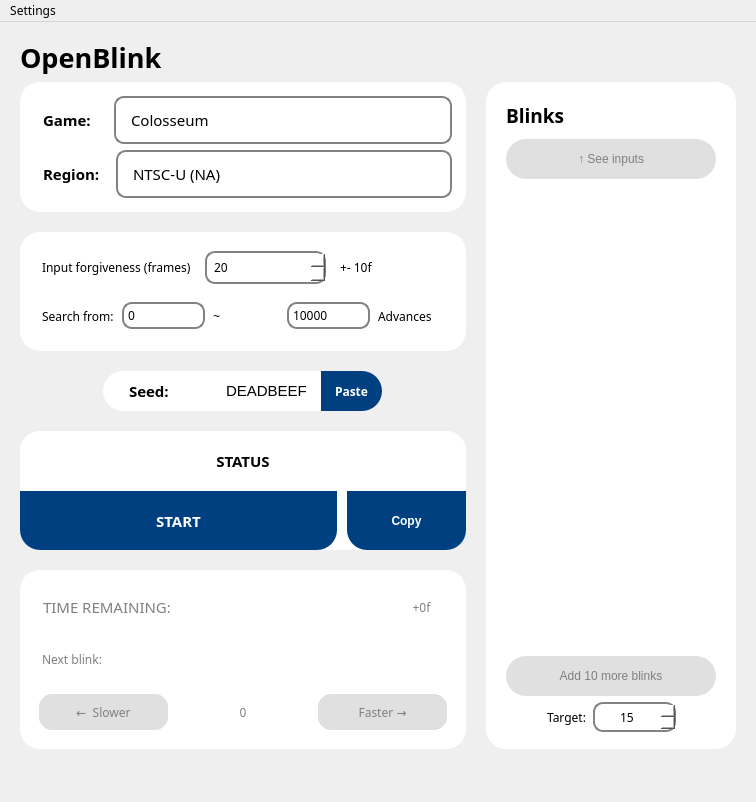
Old version of the form OpenBlink/GuiProjectBackup/OpenBlink2/mainwindow.ui in the repository KapitalRoser/OpenBlink.
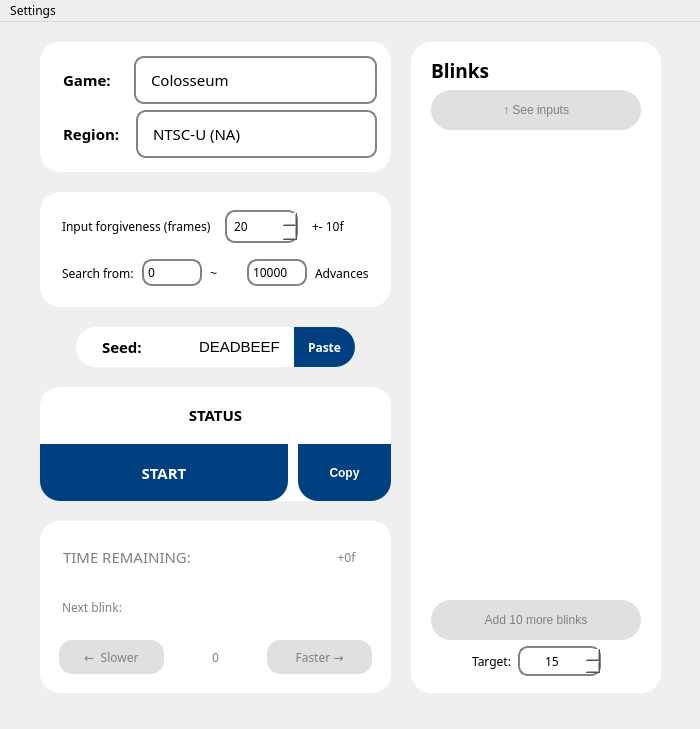
New version of the form. Icons and pictures are not drawn.

Diff of the .ui file:
```diff
--- a/OpenBlink/GuiProjectBackup/OpenBlink2/mainwindow.ui
+++ b/OpenBlink/GuiProjectBackup/OpenBlink2/mainwindow.ui
@@ -6,8 +6,8 @@
    <rect>
     <x>0</x>
     <y>0</y>
-    <width>756</width>
-    <height>802</height>
+    <width>700</width>
+    <height>729</height>
    </rect>
   </property>
   <property name="font">
@@ -22,33 +22,13 @@
    <bool>false</bool>
   </property>
   <widget class="QWidget" name="centralwidget">
-   <widget class="QLabel" name="LogoLabel">
-    <property name="geometry">
-     <rect>
-      <x>20</x>
-      <y>10</y>
-      <width>221</width>
-      <height>51</height>
-     </rect>
-    </property>
-    <property name="font">
-     <font>
-      <family>Century Gothic</family>
-      <pointsize>20</pointsize>
-      <bold>true</bold>
-     </font>
-    </property>
-    <property name="text">
-     <string>OpenBlink</string>
-    </property>
-   </widget>
    <widget class="QWidget" name="horizontalLayoutWidget">
     <property name="geometry">
      <rect>
-      <x>10</x>
-      <y>50</y>
-      <width>736</width>
-      <height>687</height>
+      <x>30</x>
+      <y>10</y>
+      <width>641</width>
+      <height>671</height>
      </rect>
     </property>
     <layout class="QHBoxLayout" name="BodyHoriz">
@@ -1345,7 +1325,7 @@
     <rect>
      <x>0</x>
      <y>0</y>
-     <width>756</width>
+     <width>700</width>
      <height>27</height>
     </rect>
    </property>
```
Left out of the diff: 10 changed lines with no effect on the pictures.
